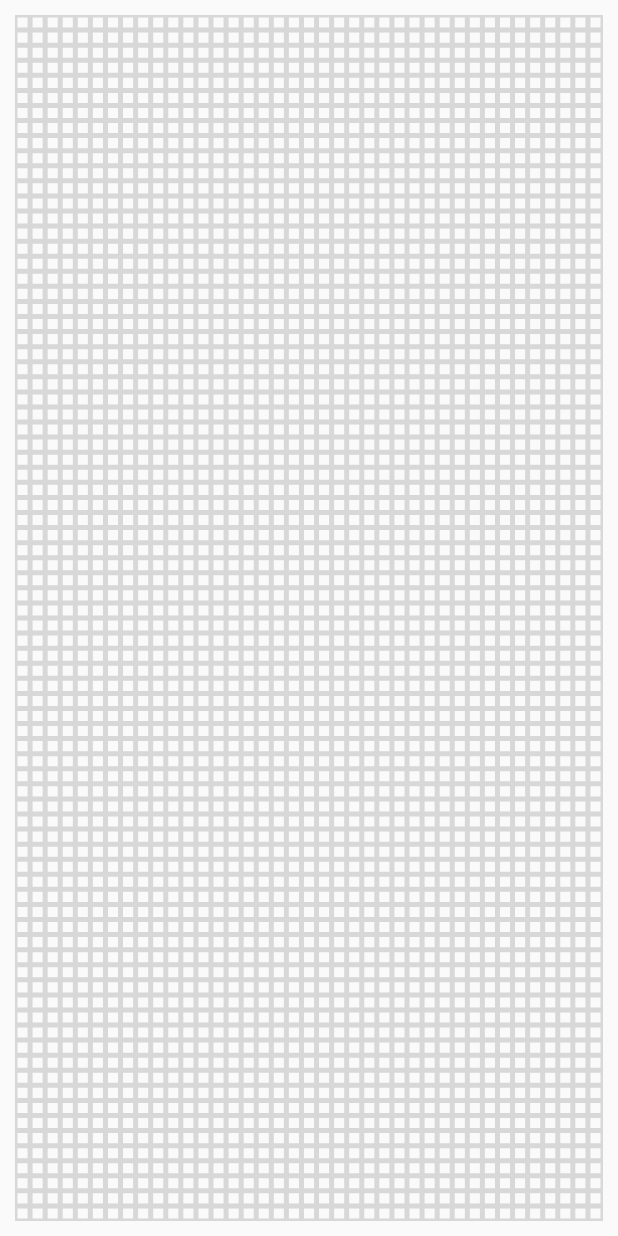
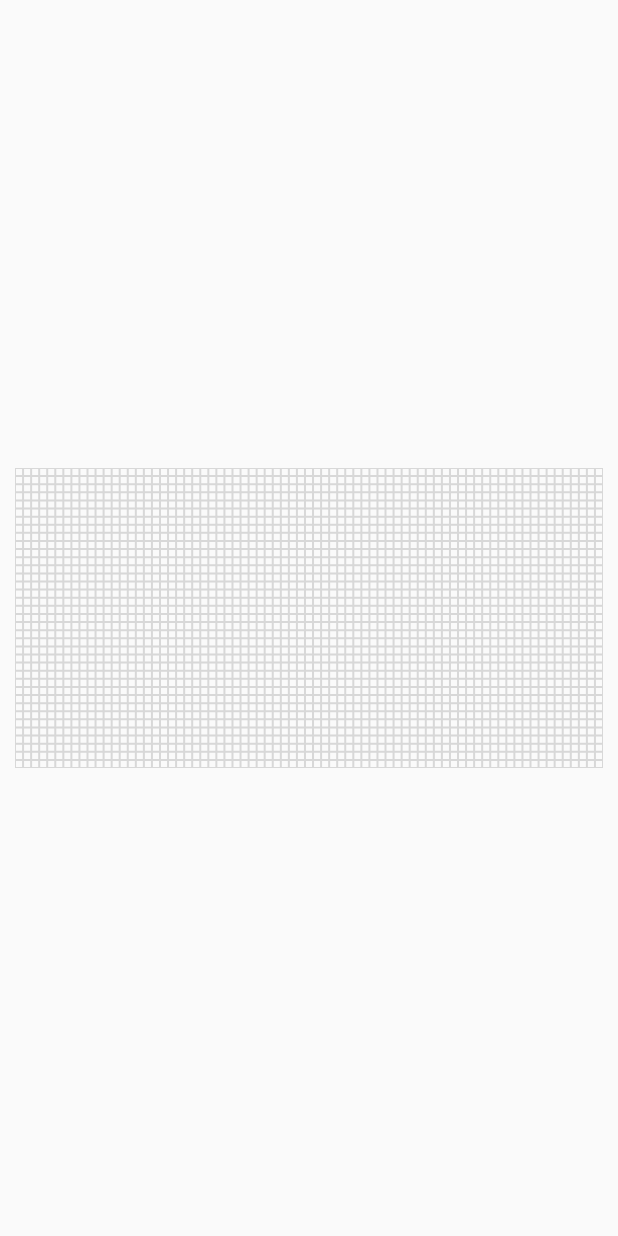
Before and after one commit to jiangzhengnan/NguiLib, an Android app: the layout activity_ecg.xml on its own in the app's theme, with its tools: preview values and no code run, on a phone screen of 412 x 824 dp. Run offline under Robolectric (Android 15) with nearby library versions, the phone set to English and light mode, and no system bars.

Commit message:
修改心电展示图片
Signed-off-by: jiangzhengnan <3442771773@qq.com>

```diff
--- a/app/build.gradle
+++ b/app/build.gradle
@@ -7,7 +7,7 @@ android {
     compileSdkVersion 28
     defaultConfig {
         applicationId "com.ng.ui"
-        minSdkVersion 11
+        minSdkVersion 14
         targetSdkVersion 28
         versionCode 1
         versionName "1.0"
--- a/app/src/main/AndroidManifest.xml
+++ b/app/src/main/AndroidManifest.xml
@@ -18,11 +18,7 @@
 
         <activity android:name=".aty.WvActivity"></activity>
         <activity android:name=".aty.CtbActivity"></activity>
-        <activity
-            android:name=".aty.EcgActivity"
-            android:screenOrientation="landscape">
-
-        </activity>
+        <activity android:name=".aty.EcgActivity"></activity>
 
     </application>
 
--- a/app/src/main/res/layout/activity_ecg.xml
+++ b/app/src/main/res/layout/activity_ecg.xml
@@ -4,9 +4,10 @@
     android:layout_height="match_parent">
 
     <com.ng.ui.view.EcgShowView
+        android:layout_centerInParent="true"
         android:id="@+id/ecgview"
         android:layout_margin="10dp"
         android:layout_width="match_parent"
-        android:layout_height="match_parent" />
+        android:layout_height="200dp" />
 
 </RelativeLayout>
--- a/nguilib/build.gradle
+++ b/nguilib/build.gradle
@@ -12,7 +12,7 @@ android {
     compileSdkVersion 28
 
     defaultConfig {
-        minSdkVersion 11
+        minSdkVersion 14
         targetSdkVersion 28
         versionCode 1
         versionName "1.0"
--- a/nguilib/src/main/java/com/ng/nguilib/EcgShowView.kt
+++ b/nguilib/src/main/java/com/ng/nguilib/EcgShowView.kt
@@ -36,12 +36,12 @@ class EcgShowView : View {
     private var intervalNumHeart: Int = 0
     private var intervalRowHeart: Float = 0.toFloat()
     private var intervalColumnHeart: Float = 0.toFloat()
-    private val HEART_LINE_STROKE_WIDTH = 5f
+    private val HEART_LINE_STROKE_WIDTH = 2.5f
     private var data: FloatArray? = null
     private var mHeartLinestrokeWidth: Float = 0.toFloat()
 
-    private val GRID_LINE_STROKE_WIDTH = 3f
-    private val GRID_WIDTH_AND_HEIGHT = 10f
+    private val GRID_LINE_STROKE_WIDTH = 1.5f
+    private val GRID_WIDTH_AND_HEIGHT = 5f
     private var row: Int = 0
     private var intervalRow: Float = 0.toFloat()
     private var column: Int = 0
```
Also changed, not shown: app/src/main/java/com/ng/ui/aty/EcgActivity.kt (+5 -4 lines), app/src/main/res/raw/ecg_refresh.gif (deleted), app/src/main/res/raw/ecg_showall.png (deleted), 2 other files.
